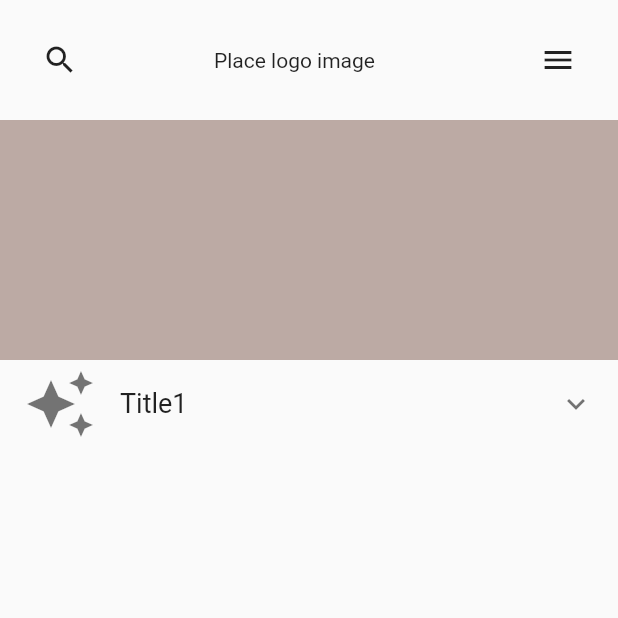
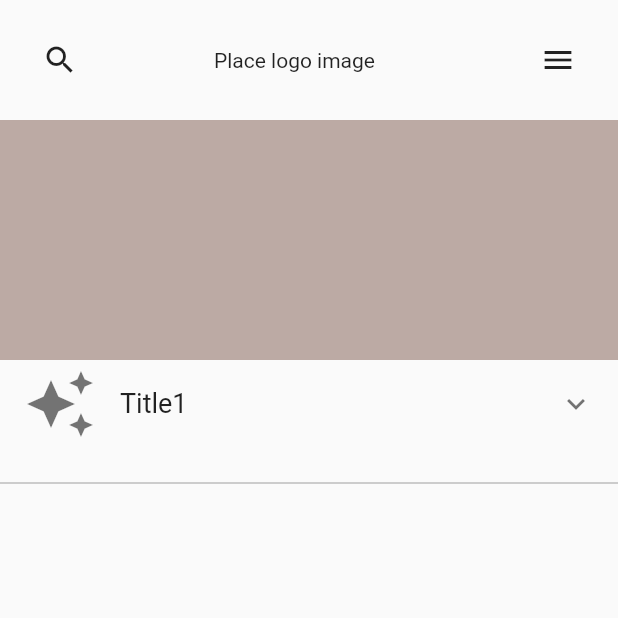
Before and after one commit to JAICHANGPARK/flutter_notebook_8th_story, a Flutter app: the screen it shows after launch, on a phone screen of 412 x 824 dp, the top half of it. Run offline on Flutter 3.47's test engine with Material 2 defaults, Android fonts, the phone set to English and light mode, and no system bars; our stand-ins replace badges, flutter_hooks, google_fonts, hooks_riverpod, state_notifier.

Commit message:
Update dental_service_app.dart

```diff
--- a/lib/ep578_dental_service/dental_service_app.dart
+++ b/lib/ep578_dental_service/dental_service_app.dart
@@ -59,7 +59,8 @@ class _DentalMainPageState extends State<DentalMainPage> {
               children: [
 
               ],),
-
+             Divider(height: 48,
+             color: Colors.grey,),
             ],
           ),
         ),
```
